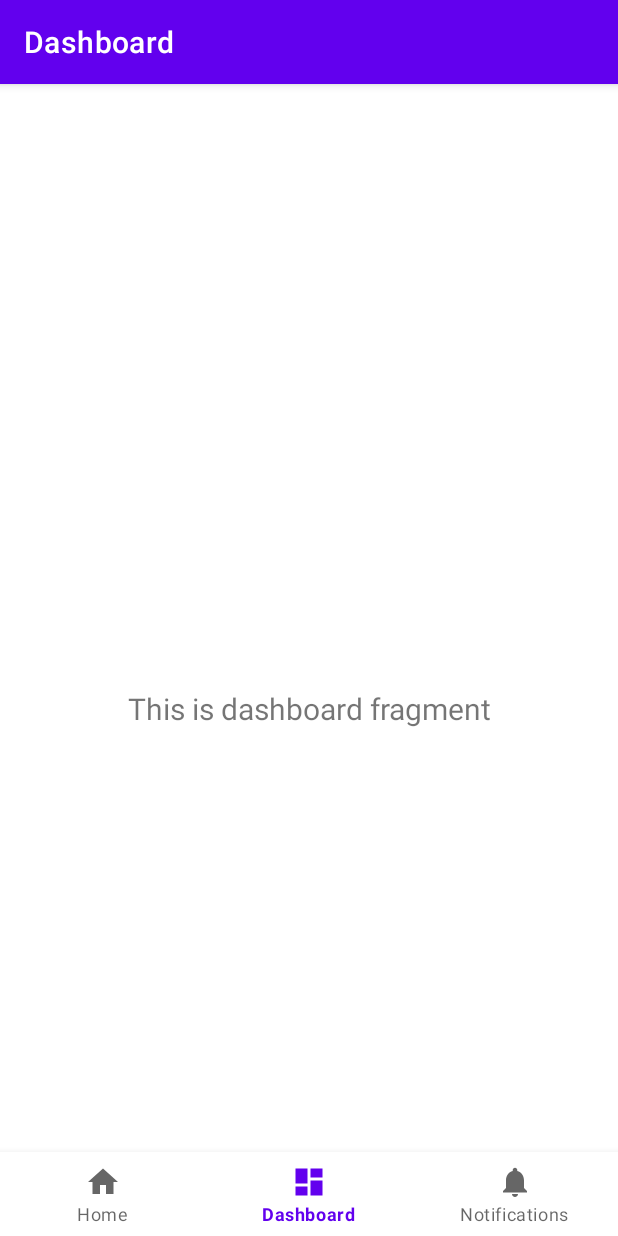
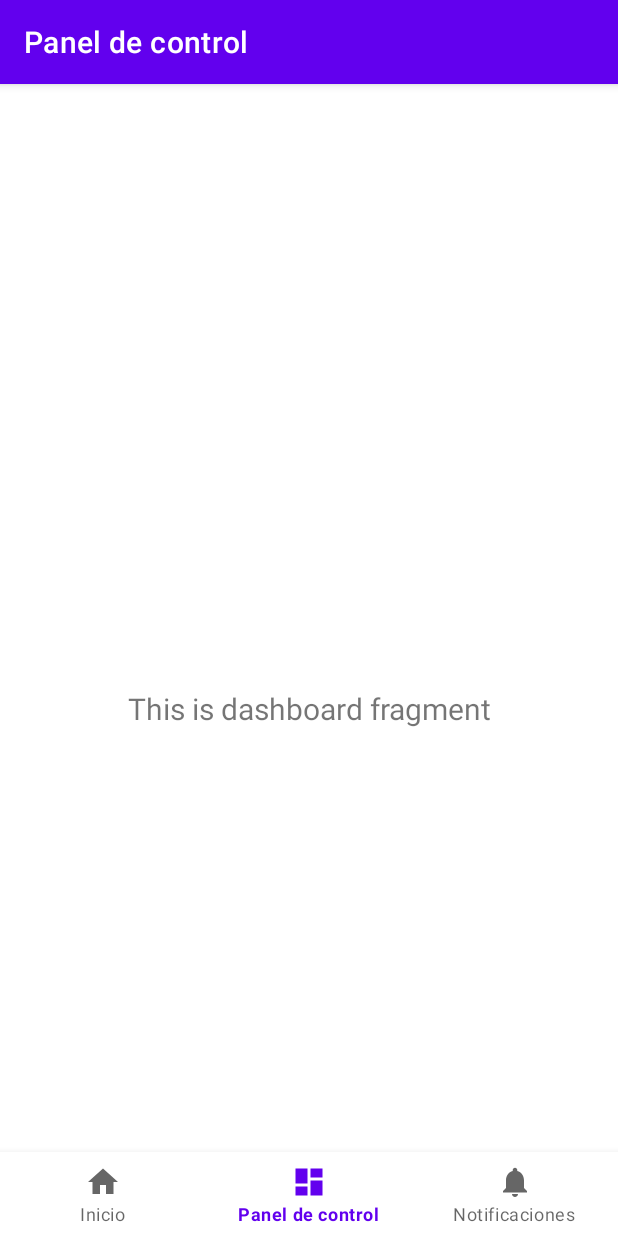
Before and after one commit to tomxscode/EasySala, an Android app: the screen it shows after launch (MainActivity), item 2 of the bottom bar chosen, on a phone screen of 412 x 824 dp. Run offline under Robolectric (Android 15) with nearby library versions, the phone set to English and light mode, and no system bars; our stand-ins replace navigation-ui.

Commit message:
Cambios en el SDK y Strings

```diff
--- a/app/build.gradle.kts
+++ b/app/build.gradle.kts
@@ -4,7 +4,7 @@ plugins {
 
 android {
     namespace = "com.example.easysala"
-    compileSdk = 33
+    compileSdk = 34
 
     defaultConfig {
         applicationId = "com.example.easysala"
--- a/app/src/main/res/values/strings.xml
+++ b/app/src/main/res/values/strings.xml
@@ -1,6 +1,6 @@
 <resources>
     <string name="app_name">EasySala</string>
-    <string name="title_home">Home</string>
-    <string name="title_dashboard">Dashboard</string>
-    <string name="title_notifications">Notifications</string>
+    <string name="title_home">Inicio</string>
+    <string name="title_dashboard">Panel de control</string>
+    <string name="title_notifications">Notificaciones</string>
 </resources>
```
